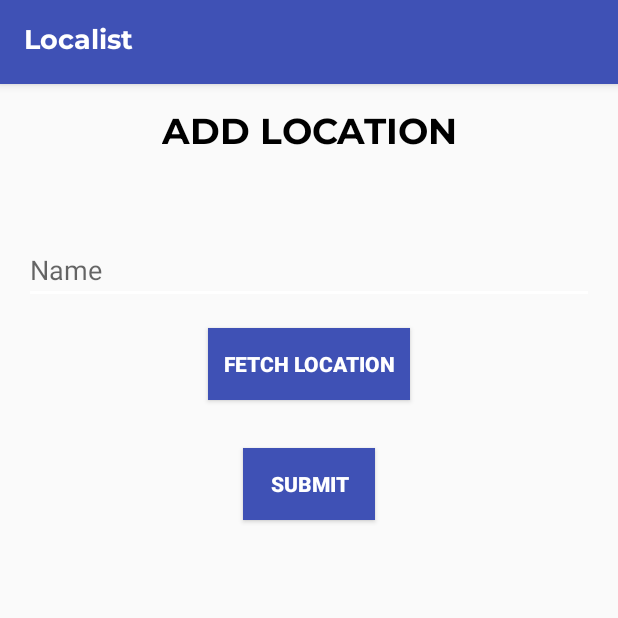
After one commit to ShashankPandey152/LOCALIST-ANDROID, an Android app: the AddLocationActivity screen opened directly, with no data from a screen before it, on a phone screen of 412 x 824 dp, the top half of it. The commit adds this screen. Run offline under Robolectric (Android 15) with nearby library versions, the phone set to English and light mode, and no system bars; our stand-ins replace Volley.

Commit message:
Add add location activity

```diff
--- /dev/null
+++ b/app/src/main/res/layout/activity_add_location.xml
@@ -0,0 +1,37 @@
+<?xml version="1.0" encoding="utf-8"?>
+<android.support.design.widget.CoordinatorLayout xmlns:android="http://schemas.android.com/apk/res/android"
+    xmlns:app="http://schemas.android.com/apk/res-auto"
+    xmlns:tools="http://schemas.android.com/tools"
+    android:layout_width="match_parent"
+    android:layout_height="match_parent"
+    tools:context="com.android.siddhartha.localist.AddLocationActivity">
+
+    <android.support.design.widget.AppBarLayout
+        android:layout_width="match_parent"
+        android:layout_height="wrap_content"
+        android:theme="@style/AppTheme.AppBarOverlay">
+
+        <android.support.v7.widget.Toolbar
+            android:id="@+id/toolbar"
+            android:layout_width="match_parent"
+            android:layout_height="?attr/actionBarSize"
+            android:background="?attr/colorPrimary"
+            app:popupTheme="@style/AppTheme.PopupOverlay">
+
+            <TextView
+                android:layout_width="wrap_content"
+                android:layout_height="wrap_content"
+                android:text="Localist"
+                android:textSize="18sp"
+                android:fontFamily="@font/montserrat_bold"
+                android:textColor="@android:color/white" />
+
+        </android.support.v7.widget.Toolbar>
+
+    </android.support.design.widget.AppBarLayout>
+
+    <include layout="@layout/content_add_location" />
+
+
+
+</android.support.design.widget.CoordinatorLayout>
--- /dev/null
+++ b/app/src/main/res/layout/content_add_location.xml
@@ -0,0 +1,105 @@
+<?xml version="1.0" encoding="utf-8"?>
+<android.support.constraint.ConstraintLayout xmlns:android="http://schemas.android.com/apk/res/android"
+    xmlns:app="http://schemas.android.com/apk/res-auto"
+    xmlns:tools="http://schemas.android.com/tools"
+    android:layout_width="match_parent"
+    android:layout_height="match_parent"
+    app:layout_behavior="@string/appbar_scrolling_view_behavior"
+    tools:context="com.android.siddhartha.localist.AddLocationActivity"
+    tools:showIn="@layout/activity_add_location">
+
+
+    <TextView
+        android:id="@+id/textView3"
+        android:layout_width="wrap_content"
+        android:layout_height="wrap_content"
+        android:layout_marginEnd="8dp"
+        android:layout_marginStart="8dp"
+        android:layout_marginTop="16dp"
+        android:fontFamily="@font/montserrat_bold"
+        android:text="ADD LOCATION"
+        android:textColor="@android:color/black"
+        android:textSize="24sp"
+        android:textStyle="bold"
+        app:layout_constraintEnd_toEndOf="parent"
+        app:layout_constraintStart_toStartOf="parent"
+        app:layout_constraintTop_toTopOf="parent" />
+
+    <EditText
+        android:id="@+id/addLocationNameText"
+        android:layout_width="0dp"
+        android:layout_height="wrap_content"
+        android:layout_marginEnd="16dp"
+        android:layout_marginStart="16dp"
+        android:layout_marginTop="50dp"
+        android:ems="10"
+        android:hint="Name"
+        android:inputType="textPersonName"
+        app:layout_constraintEnd_toEndOf="parent"
+        app:layout_constraintStart_toStartOf="parent"
+        app:layout_constraintTop_toBottomOf="@+id/textView3" />
+
+    <Button
+        android:id="@+id/fetchLocationBtn"
+        android:layout_width="wrap_content"
+        android:layout_height="wrap_content"
+        android:layout_marginEnd="8dp"
+        android:layout_marginStart="8dp"
+        android:layout_marginTop="16dp"
+        android:background="@color/colorPrimary"
+        android:paddingEnd="10dp"
+        android:paddingStart="10dp"
+        android:text="Fetch Location"
+        android:textColor="@color/colorAccent"
+        android:textStyle="bold"
+        app:layout_constraintEnd_toEndOf="parent"
+        app:layout_constraintStart_toStartOf="parent"
+        app:layout_constraintTop_toBottomOf="@+id/addLocationNameText" />
+
+    <Button
+        android:id="@+id/button3"
+        android:layout_width="wrap_content"
+        android:layout_height="wrap_content"
+        android:layout_marginEnd="8dp"
+        android:layout_marginStart="8dp"
+        android:layout_marginTop="32dp"
+        android:background="@color/colorPrimary"
+        android:paddingEnd="10dp"
+        android:paddingStart="10dp"
+        android:text="Submit"
+        android:onClick="putLocation"
+        android:textColor="@color/colorAccent"
+        android:textStyle="bold"
+        app:layout_constraintEnd_toEndOf="parent"
+        app:layout_constraintStart_toStartOf="parent"
+        app:layout_constraintTop_toBottomOf="@+id/fetchLocationBtn" />
+
+    <TextView
+        android:id="@+id/addLocationLatitude"
+        android:layout_width="wrap_content"
+        android:layout_height="wrap_content"
+        android:layout_marginEnd="8dp"
+        android:layout_marginStart="8dp"
+        android:layout_marginTop="16dp"
+        android:textColor="@android:color/black"
+        android:textSize="18sp"
+        app:layout_constraintEnd_toEndOf="parent"
+        app:layout_constraintStart_toStartOf="parent"
+        app:layout_constraintTop_toBottomOf="@+id/button3"
+        tools:text="Latitude" />
+
+    <TextView
+        android:id="@+id/addLocationLongitude"
+        android:layout_width="wrap_content"
+        android:layout_height="wrap_content"
+        android:layout_marginEnd="8dp"
+        android:layout_marginStart="8dp"
+        android:layout_marginTop="16dp"
+        android:textColor="@android:color/black"
+        android:textSize="18sp"
+        app:layout_constraintEnd_toEndOf="parent"
+        app:layout_constraintStart_toStartOf="parent"
+        app:layout_constraintTop_toBottomOf="@+id/addLocationLatitude"
+        tools:text="Longitude" />
+
+</android.support.constraint.ConstraintLayout>
--- a/app/src/main/res/values/colors.xml
+++ b/app/src/main/res/values/colors.xml
@@ -2,5 +2,5 @@
 <resources>
     <color name="colorPrimary">#3f51b5</color>
     <color name="colorPrimaryDark">#303F9F</color>
-    <color name="colorAccent">#FFFFFF</color>
+    <color name="colorAccent">#ffffff</color>
 </resources>
--- a/app/src/main/res/values/strings.xml
+++ b/app/src/main/res/values/strings.xml
@@ -10,4 +10,5 @@
     <string name="msg_location_service_started">Location Tracking Started</string>
     <string name="btn_label_refresh">Refresh</string>
     <string name="title_activity_home">HomeActivity</string>
+    <string name="title_activity_add_location">AddLocationActivity</string>
 </resources>
```
Also changed, not shown: app/src/main/AndroidManifest.xml (+10 -4 lines), app/src/main/java/com/android/siddhartha/localist/AddLocationActivity.java (added, +407 -0 lines), app/src/main/java/com/android/siddhartha/localist/HomeActivity.java (+20 -5 lines), app/src/main/res/layout/activity_home.xml (+12 -2 lines).
